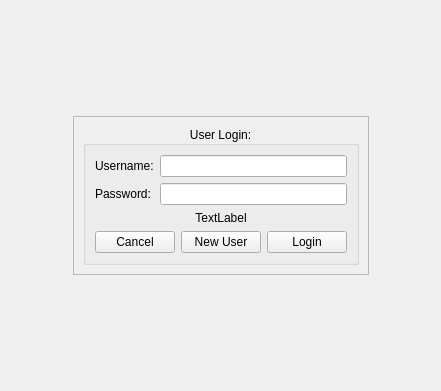
Before: the Qt Designer form drc/gui/loginform.ui in lansdon/cpts483_drc, drawn with Qt 5.
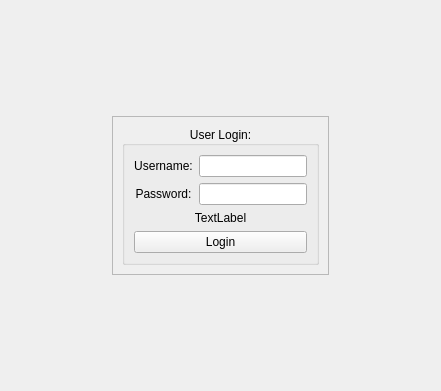
After: the same form once the commit is applied.

```diff
--- a/drc/gui/loginform.ui
+++ b/drc/gui/loginform.ui
@@ -42,6 +42,12 @@
    </item>
    <item row="1" column="1">
     <widget class="QFrame" name="frame">
+     <property name="sizePolicy">
+      <sizepolicy hsizetype="Fixed" vsizetype="Fixed">
+       <horstretch>0</horstretch>
+       <verstretch>0</verstretch>
+      </sizepolicy>
+     </property>
      <property name="frameShape">
       <enum>QFrame::StyledPanel</enum>
      </property>
@@ -57,53 +63,41 @@
         <property name="alignment">
          <set>Qt::AlignCenter</set>
         </property>
-        <layout class="QFormLayout" name="formLayout">
+        <layout class="QGridLayout" name="gridLayout_2">
+         <item row="3" column="1">
+          <widget class="QLineEdit" name="passwordLineEdit"/>
+         </item>
+         <item row="1" column="1">
+          <widget class="QLineEdit" name="usernameLineEdit"/>
+         </item>
+         <item row="6" column="0" colspan="2">
+          <widget class="QPushButton" name="loginButton">
+           <property name="text">
+            <string>Login</string>
+           </property>
+          </widget>
+         </item>
          <item row="1" column="0">
           <widget class="QLabel" name="label">
            <property name="text">
             <string>Username:</string>
            </property>
+           <property name="alignment">
+            <set>Qt::AlignCenter</set>
+           </property>
           </widget>
          </item>
-         <item row="1" column="1">
-          <widget class="QLineEdit" name="usernameLineEdit"/>
-         </item>
-         <item row="2" column="0">
+         <item row="3" column="0">
           <widget class="QLabel" name="label_2">
            <property name="text">
             <string>Password:</string>
            </property>
+           <property name="alignment">
+            <set>Qt::AlignCenter</set>
+           </property>
           </widget>
          </item>
-         <item row="2" column="1">
-          <widget class="QLineEdit" name="passwordLineEdit"/>
-         </item>
          <item row="5" column="0" colspan="2">
-          <layout class="QHBoxLayout" name="horizontalLayout">
-           <item>
-            <widget class="QPushButton" name="cancelButton">
-             <property name="text">
-              <string>Cancel</string>
-             </property>
-            </widget>
-           </item>
-           <item>
-            <widget class="QPushButton" name="NewUserButton">
-             <property name="text">
-              <string>New User</string>
-             </property>
-            </widget>
-           </item>
-           <item>
-            <widget class="QPushButton" name="loginButton">
-             <property name="text">
-              <string>Login</string>
-             </property>
-            </widget>
-           </item>
-          </layout>
-         </item>
-         <item row="3" column="0" colspan="2">
           <widget class="QLabel" name="statusLabel">
            <property name="text">
             <string>TextLabel</string>
```
Left out of the diff: 52 changed lines with no effect on the pictures.
